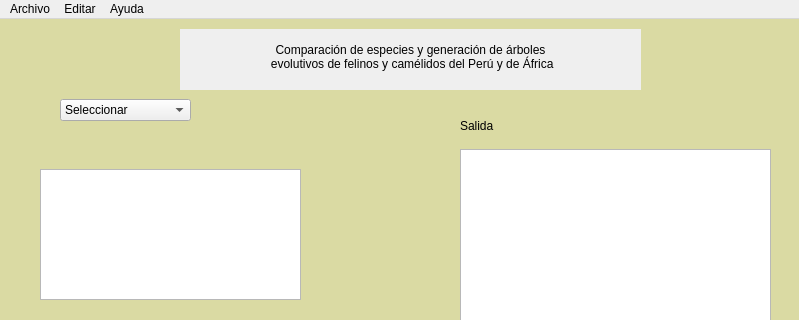
konradtrejo/Proyecto-Biologia-Computacional, file Interfaz/Ventana.ui: the form before one commit; both pictures show x 0 to 799 and y 0 to 320 of the 799 by 600 pixel window.
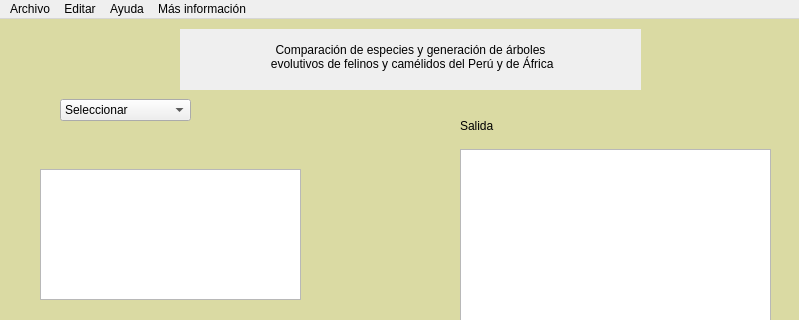
The form after the commit.

What changed in the file:
```diff
--- a/Interfaz/Ventana.ui
+++ b/Interfaz/Ventana.ui
@@ -249,9 +249,16 @@
     <addaction name="actionAyuda"/>
     <addaction name="actionAcerca_de"/>
    </widget>
+   <widget class="QMenu" name="menuM_s_informaci_n">
+    <property name="title">
+     <string>Más información</string>
+    </property>
+    <addaction name="actionM_s_informaci_n"/>
+   </widget>
    <addaction name="menuhola"/>
    <addaction name="menuEditar"/>
    <addaction name="menuAyuda"/>
+   <addaction name="menuM_s_informaci_n"/>
   </widget>
   <action name="actionNuevo">
    <property name="text">
```
Left out of the diff: 5 changed lines with no effect on the pictures.
